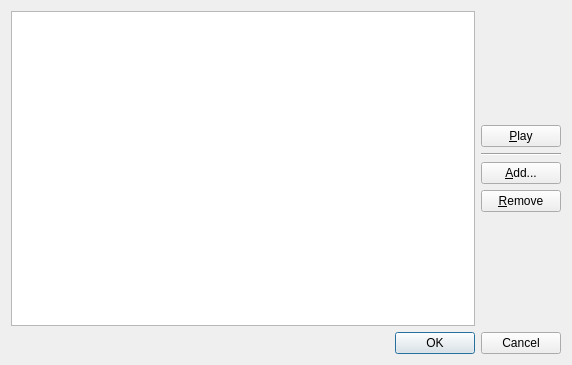
This is client/src/ui/dialogs/notification_sound_manager_dialog.ui in networkoptix/nx_open as Qt 5 draws it before an edit. The edited form follows.
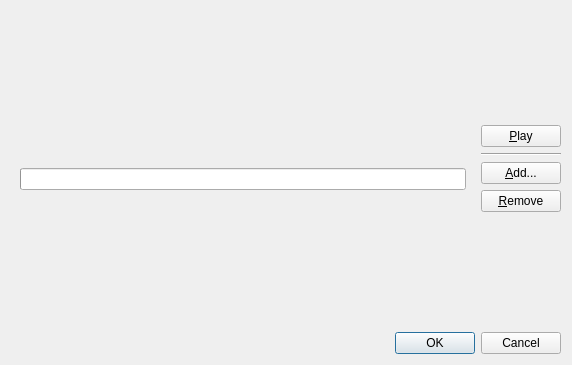
This is the edited form. The open tabs and pages were chosen to show the change.

The edit to the form file:
```diff
--- a/client/src/ui/dialogs/notification_sound_manager_dialog.ui
+++ b/client/src/ui/dialogs/notification_sound_manager_dialog.ui
@@ -20,7 +20,58 @@
    <item>
     <layout class="QHBoxLayout" name="horizontalLayout">
      <item>
-      <widget class="QListWidget" name="listWidget"/>
+      <widget class="QStackedWidget" name="stackedWidget">
+       <property name="currentIndex">
+        <number>0</number>
+       </property>
+       <widget class="QWidget" name="page">
+        <layout class="QVBoxLayout" name="verticalLayout_3">
+         <item>
+          <widget class="QListWidget" name="listWidget"/>
+         </item>
+        </layout>
+       </widget>
+       <widget class="QWidget" name="page_2">
+        <layout class="QVBoxLayout" name="verticalLayout_4">
+         <item>
+          <spacer name="verticalSpacer_3">
+           <property name="orientation">
+            <enum>Qt::Vertical</enum>
+           </property>
+           <property name="sizeHint" stdset="0">
+            <size>
+             <width>20</width>
+             <height>114</height>
+            </size>
+           </property>
+          </spacer>
+         </item>
+         <item>
+          <widget class="QLabel" name="statusLabel">
+           <property name="text">
+            <string/>
+           </property>
+          </widget>
+         </item>
+         <item>
+          <widget class="QProgressBar" name="progressBar"/>
+         </item>
+         <item>
+          <spacer name="verticalSpacer_4">
+           <property name="orientation">
+            <enum>Qt::Vertical</enum>
+           </property>
+           <property name="sizeHint" stdset="0">
+            <size>
+             <width>20</width>
+             <height>114</height>
+            </size>
+           </property>
+          </spacer>
+         </item>
+        </layout>
+       </widget>
+      </widget>
      </item>
      <item>
       <layout class="QVBoxLayout" name="verticalLayout">
```
Left out of the diff: 1 changed line with no effect on the pictures.
